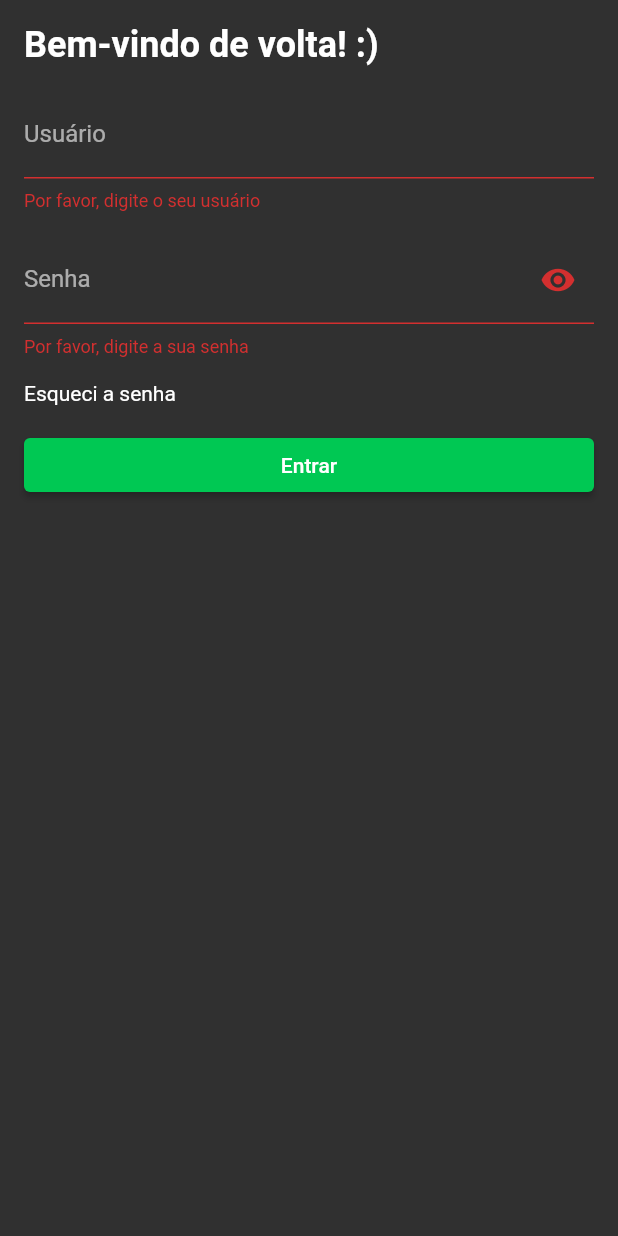
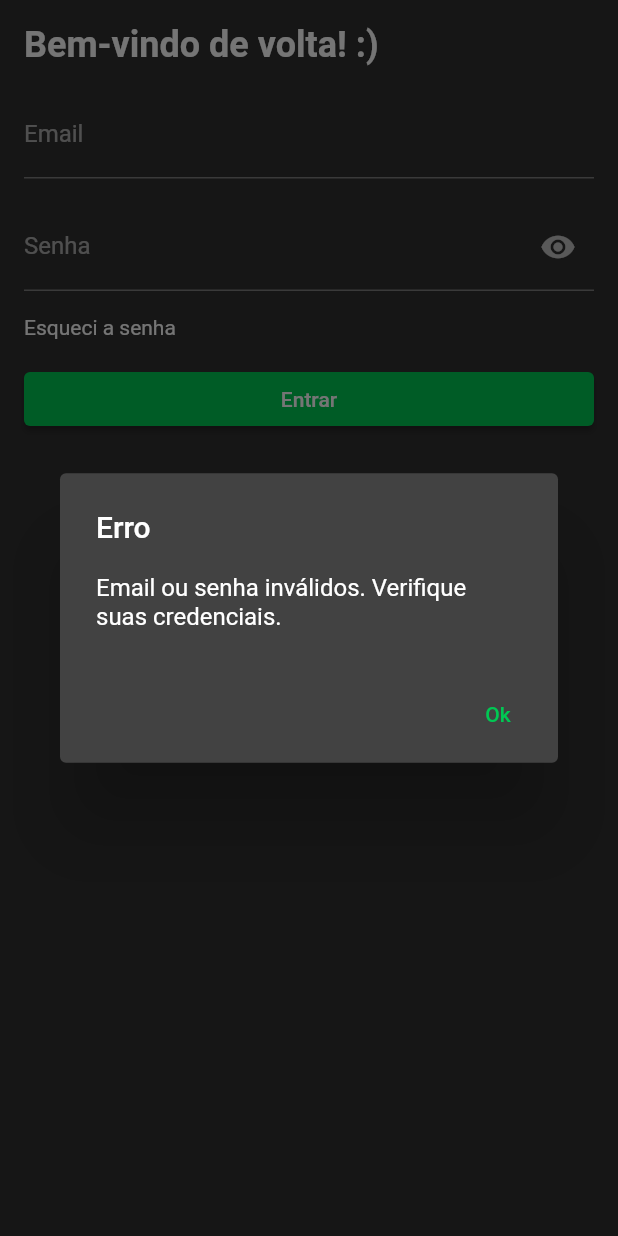
Before and after one commit to Dave-zip/MachFlix, a Flutter app: the LoginScreen screen opened directly, after a tap on "Entrar", on a phone screen of 412 x 824 dp. Run offline on Flutter 3.47's test engine with Material 2 defaults, Android fonts, the phone set to English and light mode, and no system bars; our stand-ins replace sqflite, sqflite_common_ffi; accounts and stored records are empty.

Commit message:
consertado registro de user

```diff
--- a/lib/home/login_screen.dart
+++ b/lib/home/login_screen.dart
@@ -1,5 +1,6 @@
 import 'package:flutter/material.dart';
 import 'package:projeto_final/videos/my_videos.dart';
+import '../database/banco.dart';
 import '../database/banco.dart'; // Importe o arquivo do banco de dados
 
 int userId = -1;
@@ -88,11 +89,11 @@ class _LoginScreenState extends State<LoginScreen> {
               const SizedBox(height: 16.0),
               TextFormField(
                 decoration: const InputDecoration(
-                  labelText: 'Usuário',
+                  labelText: 'Email',
                 ),
                 validator: (value) {
                   if (value == null || value.isEmpty) {
-                    return 'Por favor, digite o seu usuário';
+                    return 'Por favor, digite o seu email de usuário';
                   }
                   return null;
                 },
@@ -148,16 +149,18 @@ class _LoginScreenState extends State<LoginScreen> {
               const SizedBox(height: 16.0),
               ElevatedButton(
                 onPressed: () {
+                  _entrar();
+
                   // Ação para o botão "Entrar"
                   // Você pode acessar os valores dos campos usando _passwordController.text e o valor do campo de usuário
-                  if (_formKey.currentState!.validate()) {
-                    Navigator.push(
-                      context,
-                      MaterialPageRoute(
-                        builder: (context) => MyVideosScreen(),
-                      ),
-                    );
-                  }
+                  // if (_formKey.currentState!.validate()) {
+                  //   Navigator.push(
+                  //     context,
+                  //     MaterialPageRoute(
+                  //       builder: (context) => MyVideosScreen(),
+                  //     ),
+                  //   );
+                  // }
                 },
                 child: const Text('Entrar'),
               ),
```
Also changed, not shown: lib/home/signup_screen.dart (+18 -14 lines).
